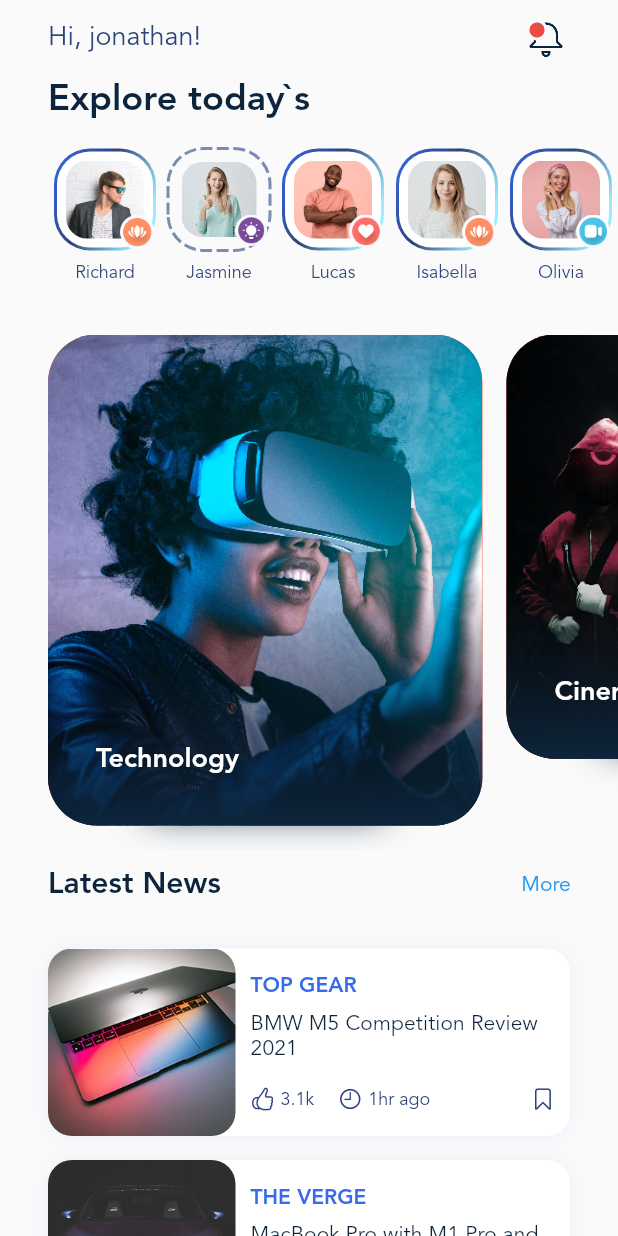
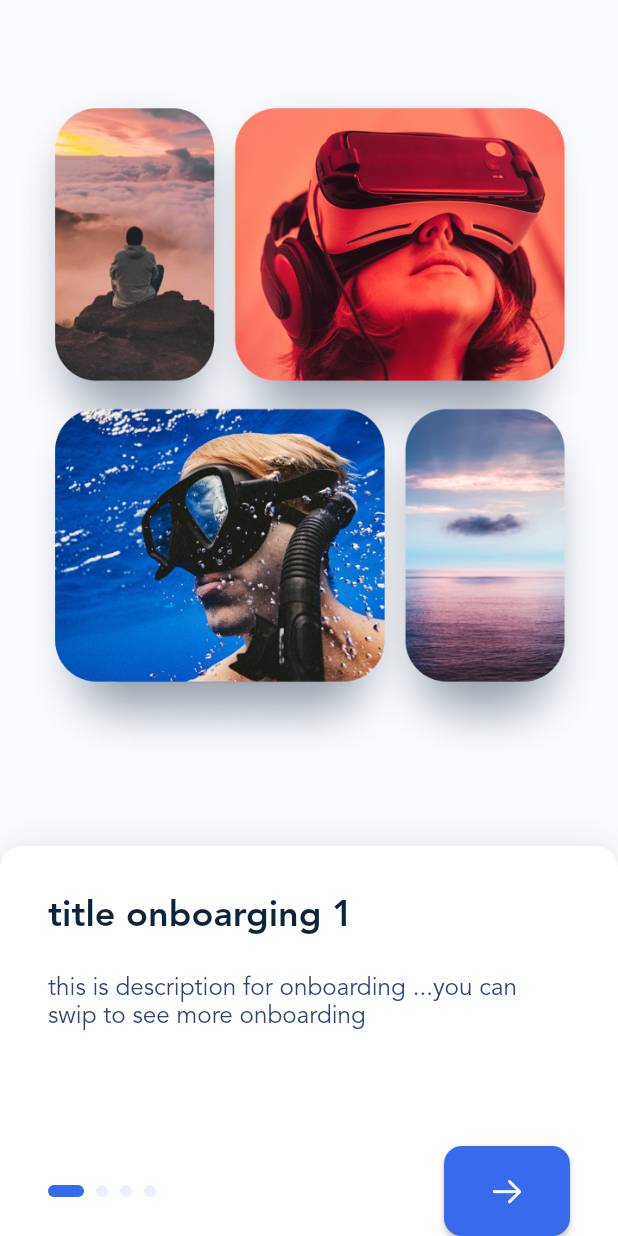
Before and after one commit to alikazemidev/blog-club-clone-flutter, a Flutter app: the screen it shows after launch, on a phone screen of 412 x 824 dp. Run offline on Flutter 3.47's test engine with Material 2 defaults, Android fonts, the light colour scheme and no system bars; drawn by our look-alikes of dotted_border, smooth_page_indicator; our stand-ins replace flutter_svg; generated files the repository leaves out were written again.

Commit message:
complete onboarding page

```diff
--- a/lib/data.dart
+++ b/lib/data.dart
@@ -142,4 +142,24 @@ class AppDatabase {
           imageFileName: 'small_post_3.jpg'),
     ];
   }
+
+  static List<OnBoardingItem> get onBoardingItems {
+    List<OnBoardingItem> items = [];
+    for (var i = 0; i < 4; i++) {
+      items.add(
+        OnBoardingItem(
+          title: 'title onboarging 1',
+          description:
+              'this is description for onboarding ...you can swip to see more onboarding',
+        ),
+      );
+    }
+    return items;
+  }
 }
+
+class OnBoardingItem {
+  final String? title, description;
+
+  OnBoardingItem({this.title, this.description});
+}
--- a/lib/main.dart
+++ b/lib/main.dart
@@ -27,6 +27,14 @@ class MyApp extends StatelessWidget {
   Widget build(BuildContext context) {
     return MaterialApp(
       theme: ThemeData(
+        colorScheme: ColorScheme.light(
+          primary: firstGradientColor,
+          onPrimary: Colors.white,
+          onSurface: primaryTextColor,
+          onBackground: primaryTextColor,
+          background: Color(0xfffbfcff),
+          surface: Colors.white,
+        ),
         textButtonTheme: TextButtonThemeData(
           style: ButtonStyle(
             textStyle: MaterialStateProperty.all(
--- /dev/null
+++ b/lib/onboarding.dart
@@ -0,0 +1,148 @@
+import 'package:blog_club7/data.dart';
+import 'package:blog_club7/gen/assets.gen.dart';
+import 'package:blog_club7/home_scree.dart';
+import 'package:flutter/cupertino.dart';
+import 'package:flutter/material.dart';
+import 'package:smooth_page_indicator/smooth_page_indicator.dart';
+
+class OboardingScreen extends StatefulWidget {
+  const OboardingScreen({super.key});
+
+  @override
+  State<OboardingScreen> createState() => _OboardingScreenState();
+}
+
+class _OboardingScreenState extends State<OboardingScreen> {
+  PageController _pageController = PageController();
+  final items = AppDatabase.onBoardingItems;
+  int page = 0;
+  @override
+  void initState() {
+    _pageController.addListener(() {
+      if (_pageController.page!.round() != page) {
+        setState(() {
+          page = _pageController.page!.round();
+        });
+      }
+    });
+    super.initState();
+  }
+
+  @override
+  Widget build(BuildContext context) {
+    var themeData = Theme.of(context).colorScheme;
+    return Scaffold(
+      backgroundColor: themeData.background,
+      body: SafeArea(
+        child: Column(
+          children: [
+            Expanded(
+              child: Padding(
+                padding: const EdgeInsets.all(8.0),
+                child: Assets.img.background.onboarding.image(),
+              ),
+            ),
+            Container(
+              height: 260,
+              decoration: BoxDecoration(
+                color: themeData.surface,
+                boxShadow: [
+                  BoxShadow(
+                    blurRadius: 20,
+                    color: Colors.black.withOpacity(.1),
+                  ),
+                ],
+                borderRadius: BorderRadius.only(
+                  topLeft: Radius.circular(15),
+                  topRight: Radius.circular(15),
+                ),
+              ),
+              child: Column(
+                children: [
+                  Expanded(
+                    child: PageView.builder(
+                      itemCount: items.length,
+                      controller: _pageController,
+                      itemBuilder: (context, index) {
+                        return Padding(
+                          padding: EdgeInsets.symmetric(
+                            horizontal: 32,
+                            vertical: 32,
+                          ),
+                          child: Column(
+                            crossAxisAlignment: CrossAxisAlignment.start,
+                            children: [
+                              Text(
+                                items[index].title!,
+                                style: Theme.of(context).textTheme.headline4,
+                              ),
+                              SizedBox(height: 24),
+                              Text(
+                                items[index].description!,
+                                style: Theme.of(context)
+                                    .textTheme
+                                    .subtitle1!
+                                    .apply(fontSizeFactor: .9),
+                              ),
+                            ],
+                          ),
+                        );
+                      },
+                    ),
+                  ),
+                  Container(
+                    padding: EdgeInsets.symmetric(horizontal: 32),
+                    height: 60,
+                    child: Row(
+                      mainAxisAlignment: MainAxisAlignment.spaceBetween,
+                      children: [
+                        SmoothPageIndicator(
+                          controller: _pageController,
+                          count: items.length,
+                          effect: ExpandingDotsEffect(
+                            activeDotColor: themeData.primary,
+                            dotColor: themeData.primary.withOpacity(.1),
+                            dotWidth: 8,
+                            dotHeight: 8,
+                          ),
+                        ),
+                        ElevatedButton(
+                          style: ElevatedButton.styleFrom(
+                            minimumSize: Size(84, 60),
+                            shape: RoundedRectangleBorder(
+                              borderRadius: BorderRadius.circular(12),
+                            ),
+                          ),
+                          onPressed: () {
+                            if (page == items.length - 1) {
+                              Navigator.of(context).pushReplacement(
+                                MaterialPageRoute(
+                                  builder: (context) => HomePage(),
+                                ),
+                              );
+                            } else {
+                              _pageController.animateToPage(
+                                page + 1,
+                                duration: Duration(milliseconds: 500),
+                                curve: Curves.decelerate,
+                              );
+                            }
+                          },
+                          child: Icon(
+                            page == items.length - 1
+                                ? CupertinoIcons.check_mark
+                                : CupertinoIcons.arrow_right,
+                          ),
+                        )
+                      ],
+                    ),
+                  ),
+                ],
+              ),
+            ),
+          ],
+        ),
+      ),
+    );
+  }
+}
--- a/lib/splash_screen.dart
+++ b/lib/splash_screen.dart
@@ -1,5 +1,6 @@
 import 'package:blog_club7/gen/assets.gen.dart';
 import 'package:blog_club7/home_scree.dart';
+import 'package:blog_club7/onboarding.dart';
 import 'package:flutter/material.dart';
 
 class SplashScreen extends StatefulWidget {
@@ -17,7 +18,7 @@ class _SplashScreenState extends State<SplashScreen> {
     ).then((value) {
       Navigator.pushReplacement(context, MaterialPageRoute(
         builder: (context) {
-          return HomePage();
+          return OboardingScreen();
         },
       ));
     });
--- a/pubspec.yaml
+++ b/pubspec.yaml
@@ -35,6 +35,7 @@ dependencies:
   cupertino_icons: ^1.0.2
   dotted_border: ^2.0.0+3
   flutter_svg: ^1.1.6
+  smooth_page_indicator: ^1.0.0+2
 
 dev_dependencies:
   flutter_test:
```
Also changed, not shown: pubspec.lock.
